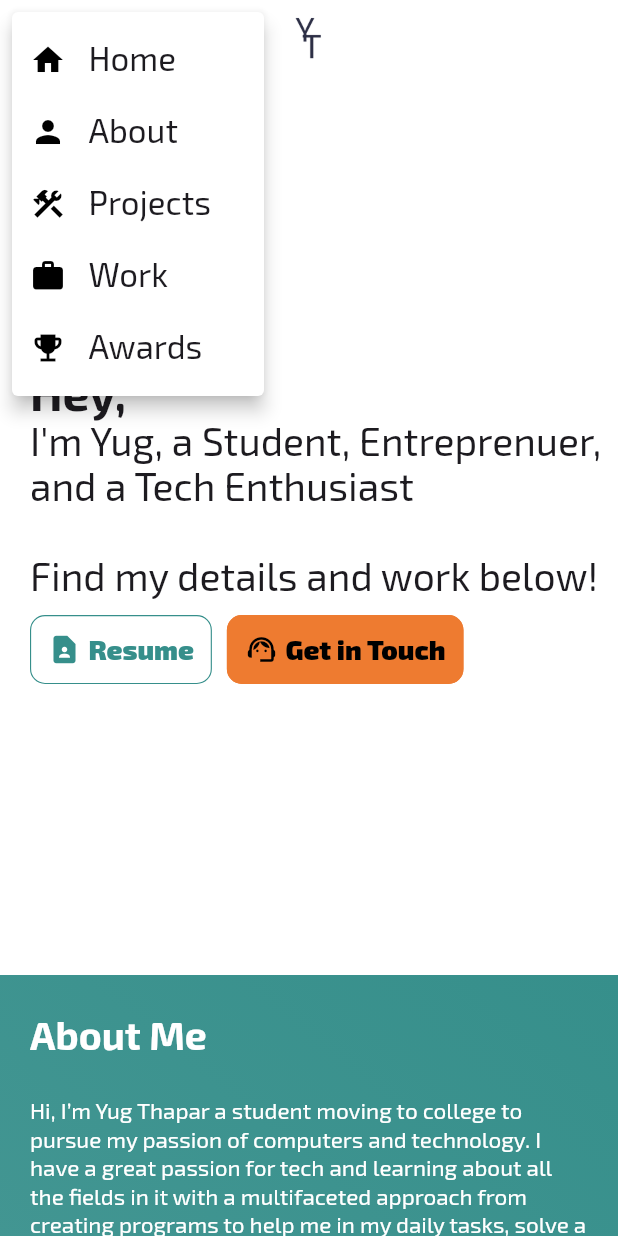
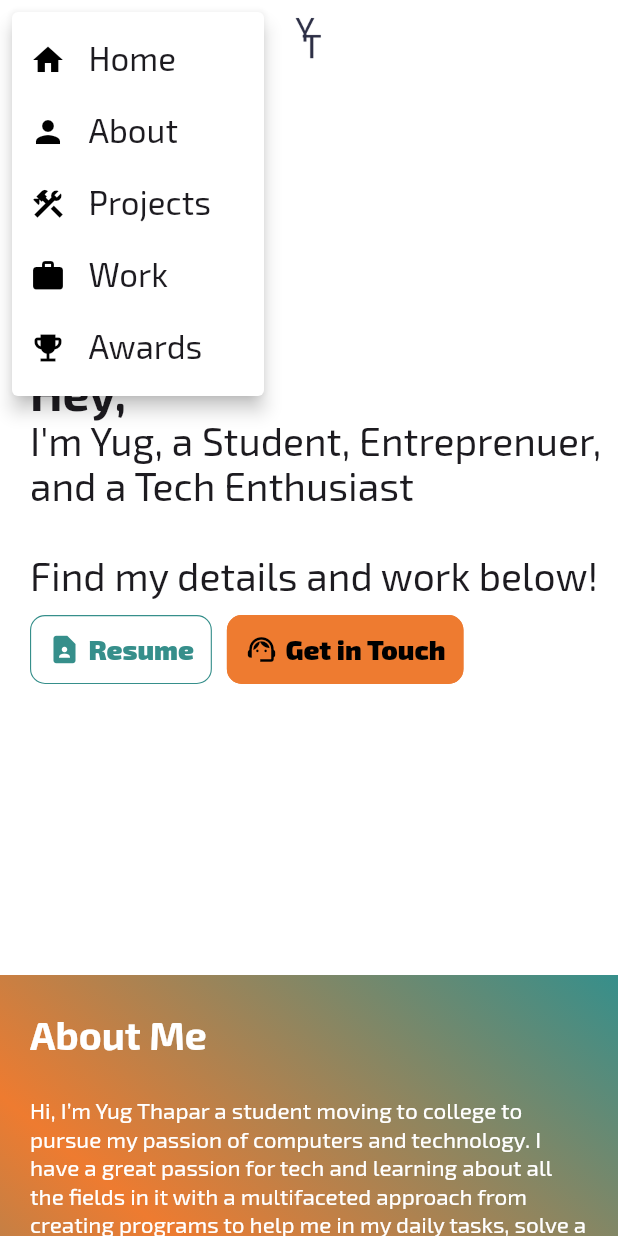
Before and after one commit to YT37/Personal-Website, a Flutter app: the screen it shows after launch, after a tap on the "menu" icon, on a phone screen of 412 x 824 dp. Run offline on Flutter 3.47's test engine with Material 3 defaults, Android fonts, the phone set to English and light mode, and no system bars; drawn by our look-alikes of auto_size_text, scrollable_positioned_list; our stand-ins replace font_awesome_flutter, get, google_fonts, url_strategy.

```diff
--- a/Source Code/website/lib/config/theme.dart
+++ b/Source Code/website/lib/config/theme.dart
@@ -133,9 +133,8 @@ class WebsiteTheme {
       ),
       scrollbarTheme: ScrollbarThemeData(
         interactive: true,
-        crossAxisMargin: 2,
-        thumbColor: MaterialStateProperty.all(Colors.grey),
-        thickness: MaterialStateProperty.all(8),
+        thumbColor: MaterialStateProperty.all(Colors.grey.shade700),
+        thickness: MaterialStateProperty.all(7),
         radius: const Radius.circular(20),
       ),
       snackBarTheme: SnackBarThemeData(
--- a/Source Code/website/lib/pages/about.dart
+++ b/Source Code/website/lib/pages/about.dart
@@ -18,7 +18,8 @@ class AboutPage extends StatelessWidget {
           end: Alignment.bottomLeft,
           colors: [
             context.theme.colorScheme.secondary,
-            context.theme.colorScheme.secondary.withOpacity(0.9),
+            context.theme.colorScheme.tertiary,
+            context.theme.colorScheme.secondary,
           ],
         ),
       ),
--- a/Source Code/website/lib/pages/work.dart
+++ b/Source Code/website/lib/pages/work.dart
@@ -19,7 +19,8 @@ class WorkPage extends StatelessWidget {
           end: Alignment.bottomRight,
           colors: [
             context.theme.colorScheme.tertiary,
-            context.theme.colorScheme.tertiary.withOpacity(0.9),
+            context.theme.colorScheme.secondary,
+            context.theme.colorScheme.tertiary,
           ],
         ),
       ),
--- a/Source Code/website/lib/widgets/info_card.dart
+++ b/Source Code/website/lib/widgets/info_card.dart
@@ -48,7 +48,7 @@ class InfoCard extends StatelessWidget {
                 data["images"][0],
                 height: 250,
                 width: 250,
-                fit: BoxFit.fitWidth,
+                fit: BoxFit.fill,
                 errorBuilder: (context, _, __) => Container(
                   height: 250,
                   width: 250,
```
Also changed, not shown: Source Code/website/lib/config/data.dart (+27 -21 lines), Source Code/website/lib/widgets/info_dialog.dart (+125 -31 lines), Source Code/website/pubspec.yaml (+12 -0 lines), Source Code/website/assets/images/work/atl/0.png (added), Source Code/website/assets/images/work/desinno/0.png (added), Source Code/website/assets/images/work/solvrz/0.png (added).
